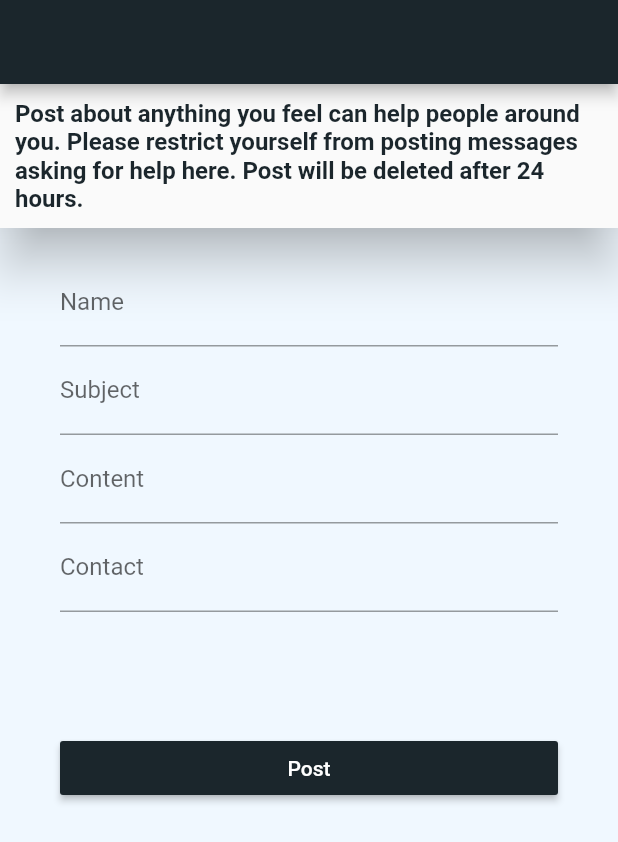
After one commit to 16o1kym/CovidApp, a Flutter app: the Posts screen opened directly, after a tap on the "add" icon, on a phone screen of 412 x 824 dp. The commit adds this screen. Shown: the top 842 px of the screen. Run offline on Flutter 3.47's test engine with Material 2 defaults, Android fonts, the phone set to English and light mode, and no system bars; our stand-ins replace cloud_firestore, curved_navigation_bar, firebase_auth, firebase_core, flutter_spinkit; missing offline and left inert: scratcher; accounts and stored records are empty; network calls fail.

Commit message:
App almost completed... yaygit add .! :D

```diff
--- /dev/null
+++ b/lib/screens/home/Formpageforpost.dart
@@ -0,0 +1,107 @@
+import 'package:Covid/services/database.dart';
+import 'package:flutter/material.dart';
+
+class FormForPost extends StatefulWidget {
+  FormForPost({Key key}) : super(key: key);
+
+  @override
+  _FormForPostState createState() => _FormForPostState();
+}
+
+class _FormForPostState extends State<FormForPost> {
+  final _formKey = GlobalKey<FormState>();
+  String _name;
+  String _subject;
+  String _content;
+  String _contact;
+  @override
+  Widget build(BuildContext context) {
+    return Scaffold(
+      appBar: AppBar(
+        automaticallyImplyLeading: false,
+      ),
+      body: ListView(
+        children: [
+          Material(
+            elevation: 14,
+            child: Center(
+              child: Padding(
+                padding: EdgeInsets.all(10),
+                child: Text(
+                  "Post about anything you feel can help people around you. Please restrict yourself from posting messages asking for help here. Post will be deleted after 24 hours. ",
+                  style: TextStyle(
+                      color: Theme.of(context).primaryColor,
+                      fontSize: 16,
+                      fontWeight: FontWeight.w700),
+                ),
+              ),
+            ),
+          ),
+          Container(
+            height: 500,
+            padding: const EdgeInsets.symmetric(vertical: 20, horizontal: 40),
+            child: Form(
+              key: _formKey,
+              child: ListView(
+                shrinkWrap: true,
+                physics: NeverScrollableScrollPhysics(),
+                children: [
+                  TextFormField(
+                    validator: (val) =>
+                        val.isEmpty ? "Please enter your name" : null,
+                    decoration: InputDecoration(labelText: "Name"),
+                    onChanged: (value) => setState(() => _name = value),
+                  ),
+                  TextFormField(
+                    validator: (val) =>
+                        val.isEmpty ? "Please enter the subject" : null,
+                    decoration: InputDecoration(labelText: "Subject"),
+                    onChanged: (value) => setState(() => _subject = value),
+                  ),
+                  TextFormField(
+                    validator: (val) =>
+                        val.isEmpty ? "Please enter the content" : null,
+                    decoration: InputDecoration(labelText: "Content"),
+                    onChanged: (value) => setState(() => _content = value),
+                  ),
+                  TextFormField(
+                    validator: (val) => val.isEmpty
+                        ? "Please enter your contact information"
+                        : null,
+                    decoration: InputDecoration(labelText: "Contact"),
+                    onChanged: (value) => setState(() => _contact = value),
+                  ),
+                  SizedBox(
+                    height: 80,
+                  ),
+                  RaisedButton(
+                    color: Theme.of(context).primaryColor,
+                    child: Text(
+                      "Post",
+                      style: TextStyle(color: Colors.white),
+                    ),
+                    onPressed: () async {
+                      if (_formKey.currentState.validate()) {
+                        await Database()
+                            .addPost(_name, _subject, _content, _contact);
+                        Navigator.pop(context);
+
+                        showDialog(
+                            context: context,
+                            builder: (context) {
+                              return AlertDialog(
+                                content: Text("Post added successfully"),
+                              );
+                            });
+                      }
+                    },
+                  )
+                ],
+              ),
+            ),
+          ),
+        ],
+      ),
+    );
+  }
+}
--- a/lib/screens/home/findPeople.dart
+++ b/lib/screens/home/findPeople.dart
@@ -1,4 +1,5 @@
 import 'package:Covid/models/user.dart';
+import 'package:Covid/screens/home/postStatus.dart';
 import 'package:Covid/screens/home/usersdataPage.dart';
 import 'package:Covid/services/database.dart';
 import 'package:curved_navigation_bar/curved_navigation_bar.dart';
@@ -255,7 +256,7 @@ Widget navigationBar(context) {
     buttonBackgroundColor: Colors.white,
     items: [
       Icon(
-        Icons.fastfood,
+        Icons.post_add,
         color: Theme.of(context).primaryColor,
       ),
       Icon(
@@ -277,7 +278,7 @@ Widget navigationBar(context) {
     ],
     onTap: (index) {
       if (index == 0) {
-        //navigate to restaurant nearby list
+        Navigator.push(context, MaterialPageRoute(builder: (_) => Posts()));
       } else if (index == 1) {
         //navigate to offerspage
         Navigator.push(context,
--- a/lib/screens/home/homeScreen.dart
+++ b/lib/screens/home/homeScreen.dart
@@ -1,5 +1,6 @@
 import 'package:Covid/screens/home/couponCodePage.dart';
 import 'package:Covid/screens/home/findPeople.dart';
+import 'package:Covid/screens/home/postStatus.dart';
 import 'package:Covid/screens/home/usersdataPage.dart';
 import 'package:Covid/screens/home/widgets/worldPanelhome.dart';
 import 'package:Covid/services/auth.dart';
@@ -67,7 +68,7 @@ Widget navigationBar(context) {
     buttonBackgroundColor: Colors.white,
     items: [
       Icon(
-        Icons.fastfood,
+        Icons.post_add,
         color: Theme.of(context).primaryColor,
       ),
       Icon(
@@ -89,7 +90,7 @@ Widget navigationBar(context) {
     ],
     onTap: (index) {
       if (index == 0) {
-        //navigate to restaurant nearby list
+        Navigator.push(context, MaterialPageRoute(builder: (_) => Posts()));
       } else if (index == 1) {
         //navigate to offerspage
         Navigator.push(context,
--- /dev/null
+++ b/lib/screens/home/postStatus.dart
@@ -0,0 +1,157 @@
+import 'package:Covid/screens/home/Formpageforpost.dart';
+import 'package:Covid/screens/home/usersdataPage.dart';
+import 'package:Covid/shared/loading.dart';
+import 'package:cloud_firestore/cloud_firestore.dart';
+import 'package:curved_navigation_bar/curved_navigation_bar.dart';
+import 'package:flutter/material.dart';
+import 'package:url_launcher/url_launcher.dart';
+import 'couponCodePage.dart';
+import 'findPeople.dart';
+import 'homeScreen.dart';
+
+class Posts extends StatefulWidget {
+  Posts({Key key}) : super(key: key);
+
+  @override
+  _PostsState createState() => _PostsState();
+}
+
+class _PostsState extends State<Posts> {
+  @override
+  Widget build(BuildContext context) {
+    return Scaffold(
+      appBar: AppBar(
+        centerTitle: true,
+        title: Text("Important Informations"),
+        automaticallyImplyLeading: false,
+      ),
+      body: Container(
+        child: StreamBuilder<QuerySnapshot>(
+          stream: FirebaseFirestore.instance.collection("posts").snapshots(),
+          builder: (context, snapshot) {
+            if (snapshot.hasData) {
+              return ListView.builder(
+                itemCount: snapshot.data.docs.length,
+                itemBuilder: (context, index) {
+                  DocumentSnapshot post = snapshot.data.docs[index];
+                  return Material(
+                    elevation: 14,
+                    child: Container(
+                      color: Colors.white,
+                      padding:
+                          EdgeInsets.symmetric(vertical: 25, horizontal: 10),
+                      // margin:
+                      //     EdgeInsets.symmetric(vertical: 20, horizontal: 30),
+                      child: Column(
+                        children: [
+                          Text(post.data()['subject'],
+                              style: TextStyle(
+                                  color: Theme.of(context).primaryColor,
+                                  fontSize: 22)),
+                          SizedBox(
+                            height: 10,
+                          ),
+                          Text(post.data()['content'],
+                              style: TextStyle(
+                                  color: Theme.of(context).primaryColor,
+                                  fontSize: 18)),
+                          SizedBox(
+                            height: 10,
+                          ),
+                          Text("Post by : " + post.data()['name'],
+                              style: TextStyle(
+                                  color: Theme.of(context).primaryColor,
+                                  fontSize: 18)),
+                          SizedBox(
+                            height: 10,
+                          ),
+                          RaisedButton(
+                            padding: EdgeInsets.all(15),
+                            color: Theme.of(context).primaryColor,
+                            onPressed: () =>
+                                launch("tel:" + post.data()['contact']),
+                            child: Text("Contact : " + post.data()['contact'],
+                                style: TextStyle(
+                                    color: Colors.white, fontSize: 18)),
+                          ),
+                        ],
+                      ),
+                    ),
+                  );
+                },
+              );
+            } else {
+              return Loading();
+            }
+          },
+        ),
+      ),
+      bottomNavigationBar: navigationBar(context),
+      floatingActionButton: FloatingActionButton(
+        backgroundColor: Theme.of(context).primaryColor,
+        onPressed: () {
+          Navigator.push(
+              context, MaterialPageRoute(builder: (_) => FormForPost()));
+        },
+        child: Icon(
+          Icons.add,
+          color: Colors.white,
+        ),
+      ),
+    );
+  }
+
+  Widget navigationBar(context) {
+    return CurvedNavigationBar(
+      height: 50,
+      animationDuration: Duration(milliseconds: 200),
+      backgroundColor: Theme.of(context).scaffoldBackgroundColor,
+      color: Colors.white,
+      index: 0,
+      buttonBackgroundColor: Colors.white,
+      items: [
+        Icon(
+          Icons.post_add,
+          color: Theme.of(context).primaryColor,
+        ),
+        Icon(
+          Icons.local_offer_rounded,
+          color: Theme.of(context).primaryColor,
+        ),
+        Icon(
+          Icons.home,
+          color: Theme.of(context).primaryColor,
+        ),
+        Icon(
+          Icons.search,
+          color: Theme.of(context).primaryColor,
+        ),
+        Icon(
+          Icons.person,
+          color: Theme.of(context).primaryColor,
+        ),
+      ],
+      onTap: (index) {
+        if (index == 0) {
+          // Navigator.push(context, MaterialPageRoute(builder: (_) => Posts()));
+        } else if (index == 1) {
+          //navigate to helpPage
+          Navigator.push(
+              context, MaterialPageRoute(builder: (_) => CouponCodePage()));
+        } else if (index == 2) {
+          //navigate to home screen
+          Navigator.push(
+              context, MaterialPageRoute(builder: (_) => HomePage()));
+        } else if (index == 3) {
+          //search courses page
+          Navigator.push(
+              context, MaterialPageRoute(builder: (_) => FindPeople()));
+        } else {
+          //navigate to update users data page and profile
+          Navigator.push(
+              context, MaterialPageRoute(builder: (_) => UserInfoPage()));
+        }
+      },
+    );
+  }
+}
--- a/lib/services/database.dart
+++ b/lib/services/database.dart
@@ -36,4 +36,16 @@ class Database {
       state: snapshot.data()['state'],
     );
   }
+
+  final CollectionReference posts =
+      FirebaseFirestore.instance.collection("posts");
+  Future addPost(
+      String name, String subject, String content, String contact) async {
+    return posts.doc().set({
+      'name': name,
+      'subject': subject,
+      'content': content,
+      'contact': contact,
+    });
+  }
 }
```
Also changed, not shown: lib/screens/home/couponCodePage.dart (+4 -3 lines), lib/screens/home/usersdataPage.dart (+6 -15 lines).
